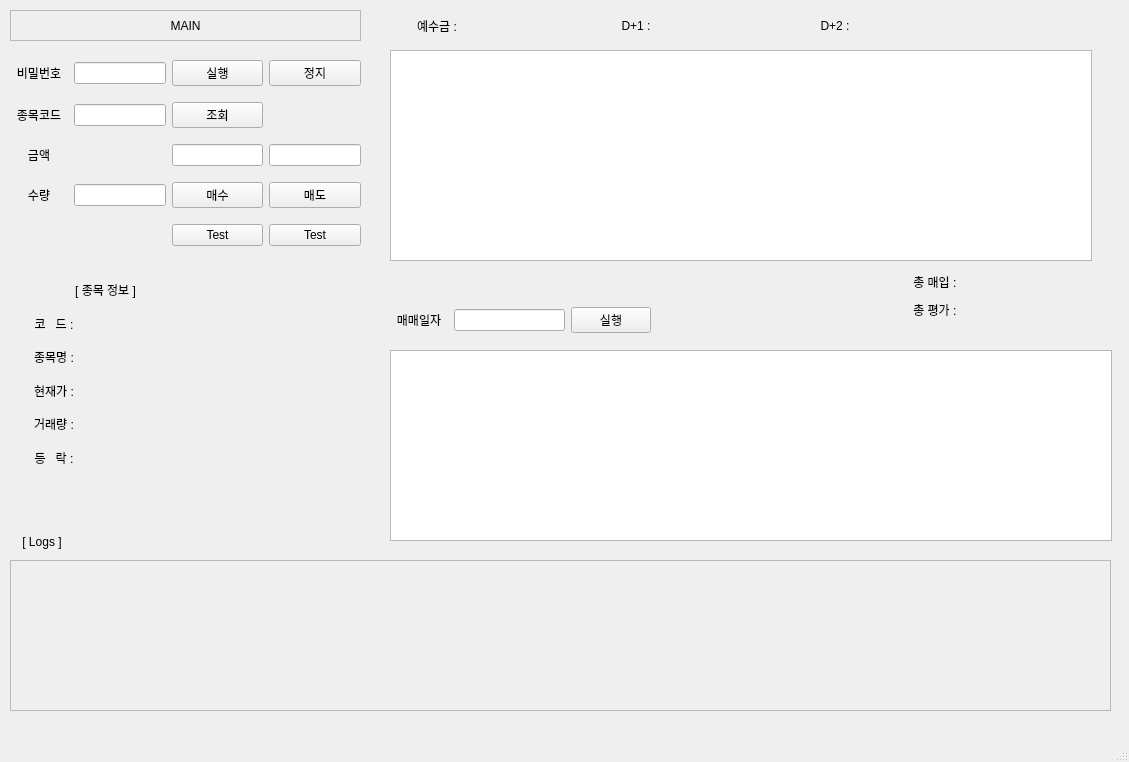
Qt form KIWOOM/interface.ui (naikiki87/python) before a commit.
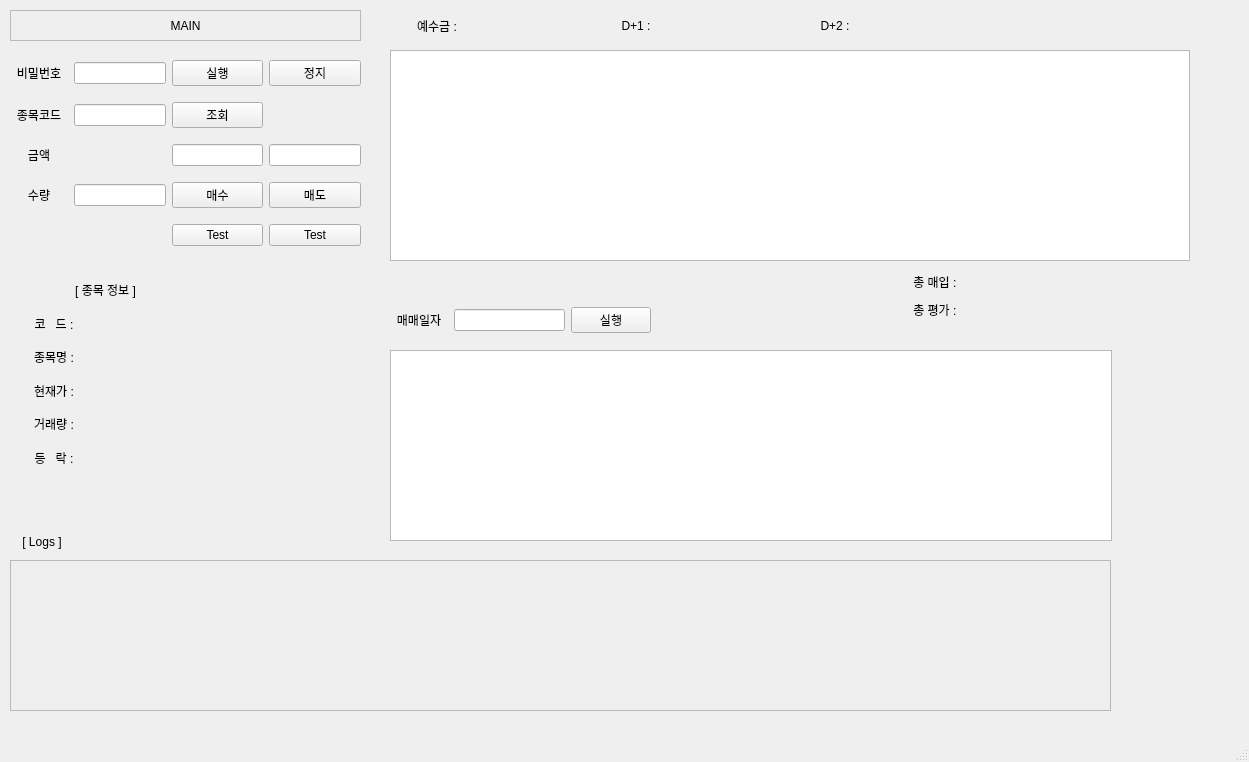
The same form after that commit.

```diff
--- a/KIWOOM/interface.ui
+++ b/KIWOOM/interface.ui
@@ -6,7 +6,7 @@
    <rect>
     <x>0</x>
     <y>0</y>
-    <width>1129</width>
+    <width>1249</width>
     <height>762</height>
    </rect>
   </property>
@@ -19,7 +19,7 @@
      <rect>
       <x>390</x>
       <y>50</y>
-      <width>702</width>
+      <width>800</width>
       <height>211</height>
      </rect>
     </property>
```
Left out of the diff: 4 changed lines with no effect on the pictures.
